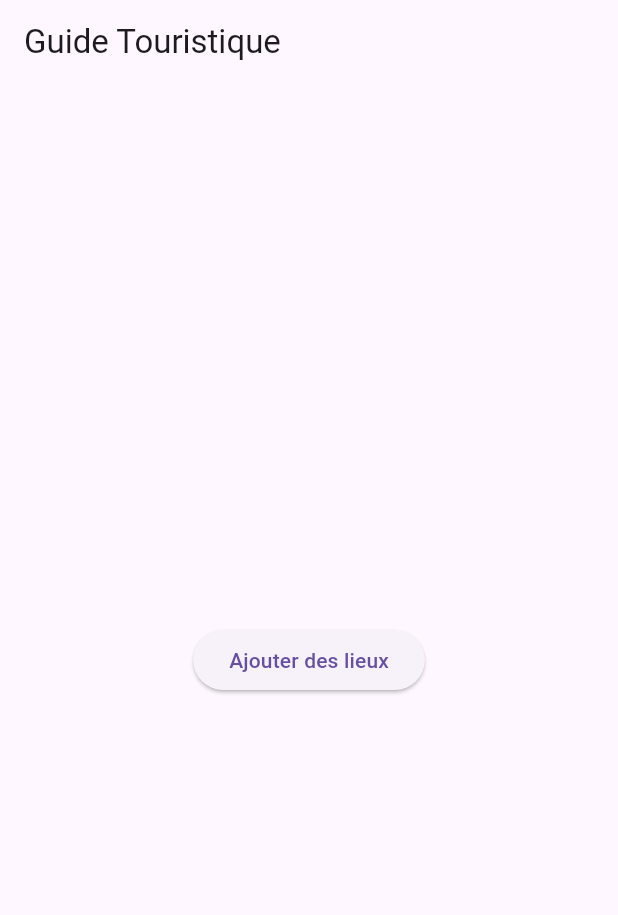
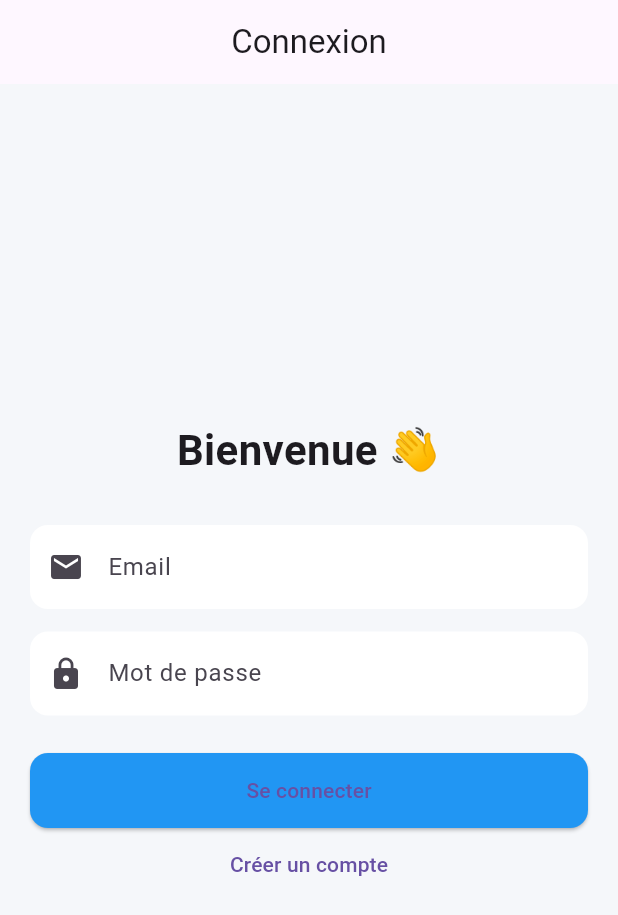
Before and after one commit to mdiallo2361/guide_touristique, a Flutter app: the screen it shows after launch, on a phone screen of 412 x 824 dp. Shown: the top 915 px of the screen. Run offline on Flutter 3.47's test engine with Material 3 defaults, Android fonts, the phone set to English and light mode, and no system bars; our stand-ins replace firebase_auth, firebase_core; accounts and stored records are empty.

Commit message:
Ajout pages auth + login + home

```diff
--- a/lib/main.dart
+++ b/lib/main.dart
@@ -1,7 +1,7 @@
 import 'package:flutter/material.dart';
 import 'package:firebase_core/firebase_core.dart';
-import 'package:cloud_firestore/cloud_firestore.dart';
 import 'firebase_options.dart';
+import 'pages/redirection_page.dart';
 
 void main() async {
   WidgetsFlutterBinding.ensureInitialized();
@@ -16,45 +16,31 @@ class MyApp extends StatelessWidget {
   Widget build(BuildContext context) {
     return MaterialApp(
       debugShowCheckedModeBanner: false,
-      home: HomePage(),
+      title: "Guide Touristique",
+      theme: ThemeData(
+        primaryColor: Colors.blue,
+        scaffoldBackgroundColor: Color(0xFFF5F7FA),
+
+        inputDecorationTheme: InputDecorationTheme(
+          filled: true,
+          fillColor: Colors.white,
+          border: OutlineInputBorder(
+            borderRadius: BorderRadius.circular(12),
+            borderSide: BorderSide.none,
+          ),
+        ),
+
+        elevatedButtonTheme: ElevatedButtonThemeData(
+          style: ElevatedButton.styleFrom(
+            backgroundColor: Colors.blue,
+            shape: RoundedRectangleBorder(
+              borderRadius: BorderRadius.circular(12),
+            ),
+            minimumSize: Size(double.infinity, 50),
+          ),
+        ),
+      ),
+      home: RedirectionPage(),
     );
   }
 }
-
-class HomePage extends StatelessWidget {
-  final FirebaseFirestore db = FirebaseFirestore.instance;
-
-  // 🔥 Fonction pour ajouter des lieux
-  void addPlaces() async {
-    await db.collection("places").add({
-      "name": "Mosquée Hassan II",
-      "city": "Casablanca",
-      "description": "Grande mosquée au bord de l'océan",
-      "rating": 4.8,
-    });
-
-    await db.collection("places").add({
-      "name": "Jardin Majorelle",
-      "city": "Marrakech",
-      "description": "Jardin botanique célèbre",
-      "rating": 4.7,
-    });
-
-    print("Places ajoutées 🔥");
-  }
-
-  @override
-  Widget build(BuildContext context) {
-    return Scaffold(
-      appBar: AppBar(
-        title: Text("Guide Touristique"),
-      ),
-      body: Center(
-        child: ElevatedButton(
-          onPressed: addPlaces,
-          child: Text("Ajouter des lieux"),
-        ),
-      ),
-    );
-  }
-}
--- /dev/null
+++ b/lib/pages/login_page.dart
@@ -0,0 +1,96 @@
+import 'package:flutter/material.dart';
+import 'package:firebase_auth/firebase_auth.dart';
+import 'auth_page.dart';
+
+class LoginPage extends StatefulWidget {
+  @override
+  _LoginPageState createState() => _LoginPageState();
+}
+
+class _LoginPageState extends State<LoginPage> {
+  final emailController = TextEditingController();
+  final passwordController = TextEditingController();
+
+  bool isLoading = false;
+
+  void login() async {
+    setState(() => isLoading = true);
+
+    try {
+      await FirebaseAuth.instance.signInWithEmailAndPassword(
+        email: emailController.text.trim(),
+        password: passwordController.text.trim(),
+      );
+
+      ScaffoldMessenger.of(context).showSnackBar(
+        SnackBar(content: Text("Connexion réussie ✅")),
+      );
+
+    } on FirebaseAuthException catch (e) {
+      ScaffoldMessenger.of(context).showSnackBar(
+        SnackBar(content: Text(e.message ?? "Erreur")),
+      );
+    }
+
+    setState(() => isLoading = false);
+  }
+
+  @override
+  Widget build(BuildContext context) {
+    return Scaffold(
+      appBar: AppBar(
+        title: Text("Connexion"),
+        centerTitle: true,
+      ),
+      body: Padding(
+        padding: EdgeInsets.all(20),
+        child: Column(
+          mainAxisAlignment: MainAxisAlignment.center,
+          children: [
+
+            Text("Bienvenue 👋",
+                style: TextStyle(fontSize: 28, fontWeight: FontWeight.bold)),
+
+            SizedBox(height: 30),
+
+            TextField(
+              controller: emailController,
+              decoration: InputDecoration(
+                labelText: "Email",
+                prefixIcon: Icon(Icons.email),
+              ),
+            ),
+
+            SizedBox(height: 15),
+
+            TextField(
+              controller: passwordController,
+              obscureText: true,
+              decoration: InputDecoration(
+                labelText: "Mot de passe",
+                prefixIcon: Icon(Icons.lock),
+              ),
+            ),
+
+            SizedBox(height: 25),
+
+            isLoading
+                ? CircularProgressIndicator()
+                : ElevatedButton(
+                    onPressed: login,
+                    child: Text("Se connecter"),
+                  ),
+
+            TextButton(
+              onPressed: () {
+                Navigator.push(context,
+                    MaterialPageRoute(builder: (_) => AuthPage()));
+              },
+              child: Text("Créer un compte"),
+            ),
+          ],
+        ),
+      ),
+    );
+  }
+}
--- /dev/null
+++ b/lib/pages/redirection_page.dart
@@ -0,0 +1,26 @@
+import 'package:flutter/material.dart';
+import 'package:firebase_auth/firebase_auth.dart';
+import 'home_page.dart';
+import 'login_page.dart';
+
+class RedirectionPage extends StatelessWidget {
+  @override
+  Widget build(BuildContext context) {
+    return StreamBuilder<User?>(
+      stream: FirebaseAuth.instance.authStateChanges(),
+      builder: (context, snapshot) {
+        if (snapshot.connectionState == ConnectionState.waiting) {
+          return Scaffold(
+            body: Center(child: CircularProgressIndicator()),
+          );
+        }
+
+        if (snapshot.hasData) {
+          return HomePage();
+        } else {
+          return LoginPage();
+        }
+      },
+    );
+  }
+}
--- a/pubspec.yaml
+++ b/pubspec.yaml
@@ -38,6 +38,7 @@ dependencies:
   cupertino_icons: ^1.0.8
   firebase_core: ^4.7.0
   cloud_firestore: ^6.3.0
+  firebase_auth: ^6.4.0
 
 dev_dependencies:
   flutter_test:
```
Also changed, not shown: lib/pages/auth_page.dart (added, +94 -0 lines), lib/pages/home_page.dart (added, +57 -0 lines), pubspec.lock, 3 other files.
